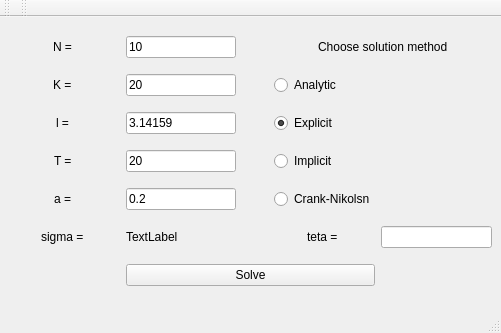
Before: the Qt Designer form numeric-methods-lab-5-6/UMF/parabolic_interface.ui in alexbakharew/NumericalMethods2, drawn with Qt 5.
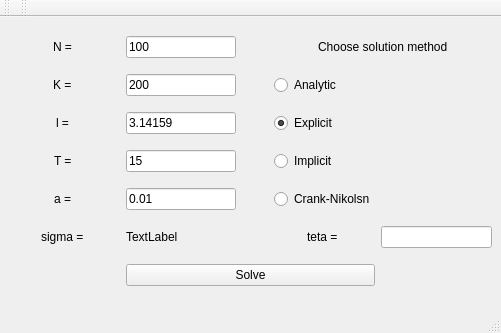
After: the same form once the commit is applied.

The edit to the form file:
```diff
--- a/numeric-methods-lab-5-6/UMF/parabolic_interface.ui
+++ b/numeric-methods-lab-5-6/UMF/parabolic_interface.ui
@@ -102,14 +102,14 @@
     <item row="0" column="1">
      <widget class="QLineEdit" name="lineEdit">
       <property name="text">
-       <string>10</string>
+       <string>100</string>
       </property>
      </widget>
     </item>
     <item row="1" column="1">
      <widget class="QLineEdit" name="lineEdit_2">
       <property name="text">
-       <string>20</string>
+       <string>200</string>
       </property>
      </widget>
     </item>
@@ -123,14 +123,14 @@
     <item row="3" column="1">
      <widget class="QLineEdit" name="lineEdit_4">
       <property name="text">
-       <string>20</string>
+       <string>15</string>
       </property>
      </widget>
     </item>
     <item row="4" column="1">
      <widget class="QLineEdit" name="lineEdit_5">
       <property name="text">
-       <string>0.2</string>
+       <string>0.01</string>
       </property>
      </widget>
     </item>
```
